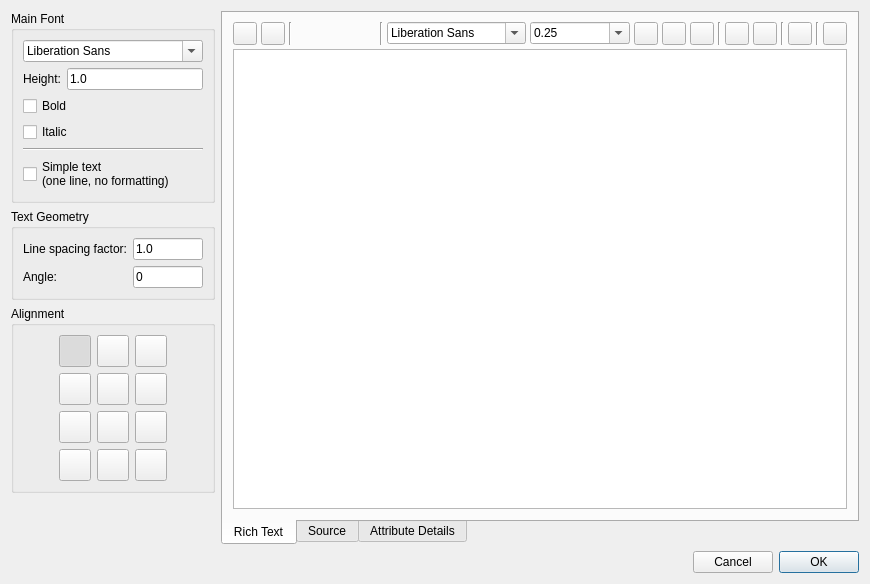
This is scripts/Draw/Text/TextDialog/TextDialog.ui in qcad/qcad as Qt 5 draws it before an edit. The edited form follows.
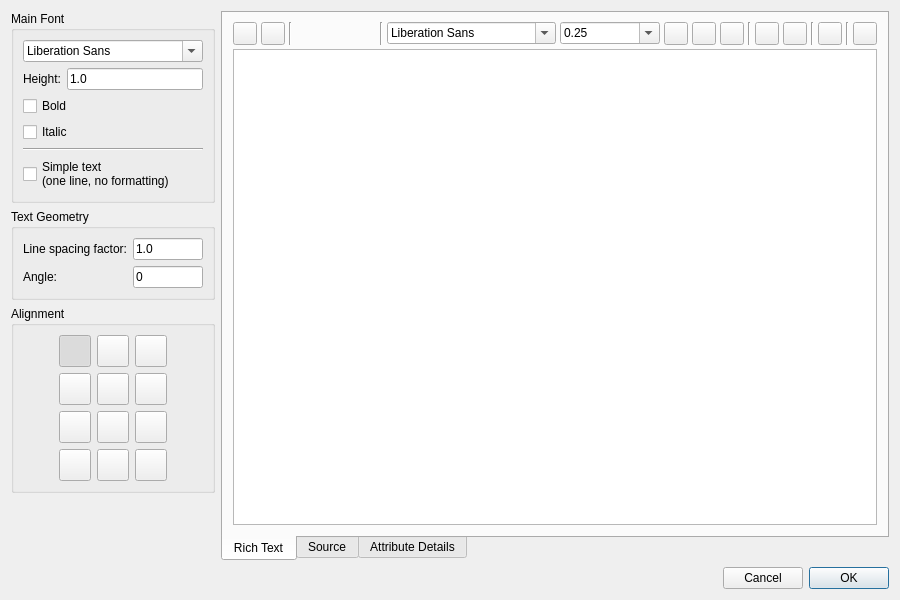
This is the edited form. Icons and pictures are not drawn. Custom widgets are drawn as their Qt base class.

Commit message: update text dialog size

```diff
--- a/scripts/Draw/Text/TextDialog/TextDialog.ui
+++ b/scripts/Draw/Text/TextDialog/TextDialog.ui
@@ -6,8 +6,8 @@
    <rect>
     <x>0</x>
     <y>0</y>
-    <width>870</width>
-    <height>584</height>
+    <width>900</width>
+    <height>600</height>
    </rect>
   </property>
   <property name="windowTitle">
```
